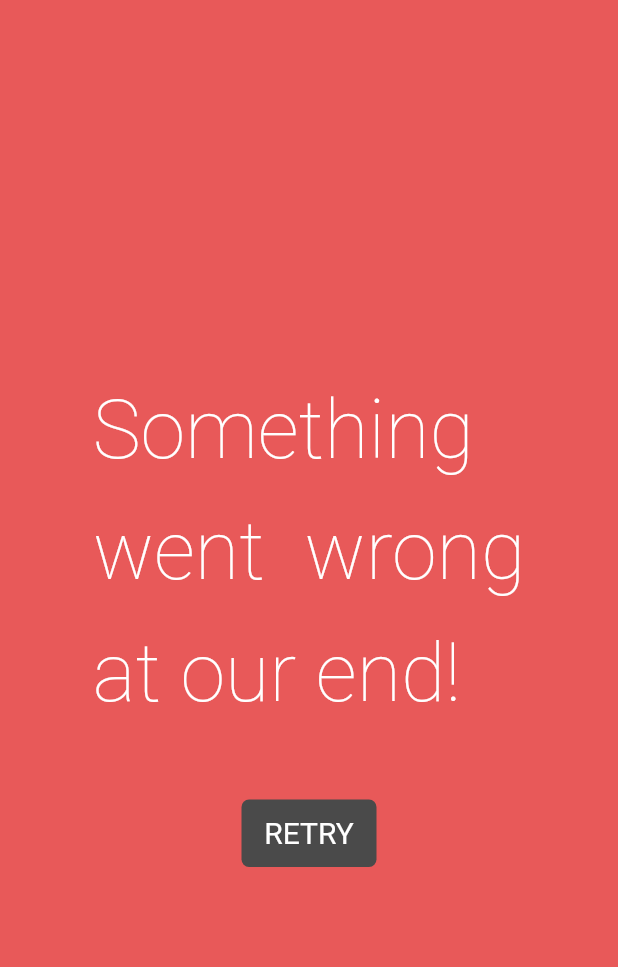
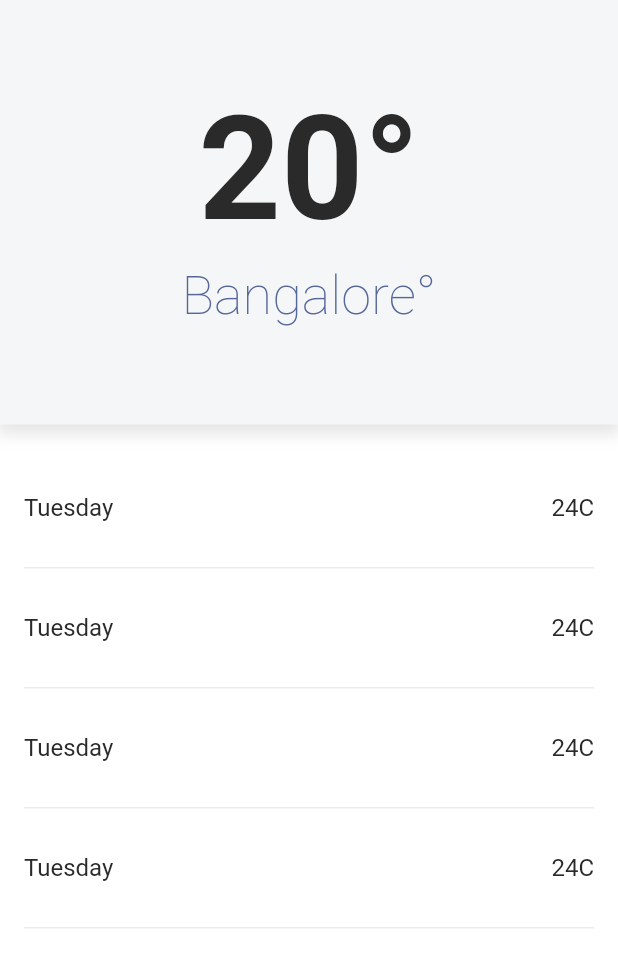
Before and after one commit to Bim1604/weather, a Flutter app: the screen it shows after launch, on a phone screen of 412 x 824 dp. Shown: the top 967 px of the screen. Run offline on Flutter 3.47's test engine with Material 3 defaults, Android fonts, the phone set to English and light mode, and no system bars; our stand-ins replace dio, get, shared_preferences; statements that could not run were skipped.

Commit message:
build UI home screen, loading screen

```diff
--- a/lib/datas/app_color.dart
+++ b/lib/datas/app_color.dart
@@ -7,5 +7,6 @@ class AppColor {
   static Color screenErrBGColor = const Color(0xFFE85959);
   static Color textPrimaryColor = const Color(0xFF2A2A2A);
   static Color textSecondaryColor = const Color(0xFF556799);
+  static Color borderColor = const Color(0xFFECECEC);
 
 }
--- /dev/null
+++ b/lib/datas/app_icon.dart
@@ -0,0 +1,3 @@
+class AppIcon {
+  static String get loading => "ic_loading.png";
+}
--- a/lib/screens/home/controllers/home_controller.dart
+++ b/lib/screens/home/controllers/home_controller.dart
@@ -1,9 +1,11 @@
+import 'dart:developer';
+
 import 'package:get/get.dart';
+import 'package:untitled1/utils/log_utils.dart';
 
 class HomeController extends GetxController {
 
-  RxBool isLoading = false.obs;
-
+  RxBool isLoading = true.obs;
 
   @override
   void onInit() {
@@ -12,13 +14,18 @@ class HomeController extends GetxController {
   }
 
   void init () async {
-    await Future.wait([
-      initCurrentLocation()
-    ]);
+    try {
+      await Future.wait([
+        initCurrentLocation()
+      ]);
+      isLoading.value = false;
+    } catch (e) {
+      LogUtils.writeLog(content: e.toString(), func: "HomeController");
+    }
   }
 
   Future<void> initCurrentLocation() async {
-
+    await Future.delayed(const Duration(seconds: 7));
   }
 
 }
--- /dev/null
+++ b/lib/screens/home/home_elements/home_body_element.dart
@@ -0,0 +1,40 @@
+import 'package:flutter/material.dart';
+import 'package:untitled1/datas/app_color.dart';
+
+class HomeBodyElement extends StatelessWidget {
+  const HomeBodyElement({super.key});
+
+  @override
+  Widget build(BuildContext context) {
+    return Container(
+      padding: const EdgeInsets.fromLTRB(16, 16, 16, 0),
+      child: ListView.builder(
+          itemCount: 4,
+          padding: EdgeInsets.zero,
+          physics: const AlwaysScrollableScrollPhysics(),
+          itemBuilder: (context, index) {
+            return buildItemWidget(context);
+          }
+      ),
+    );
+  }
+}
+
+Widget buildItemWidget(BuildContext context) {
+  Widget result = Container(
+    height: 80,
+    decoration: BoxDecoration(
+      border: Border(
+        bottom: BorderSide(width: 1, color: AppColor.borderColor)
+      )
+    ),
+    child: Row(
+      mainAxisAlignment: MainAxisAlignment.spaceBetween,
+      children: [
+        Text('Tuesday', style: Theme.of(context).textTheme.titleSmall,),
+        Text('24' + "C", style: Theme.of(context).textTheme.titleSmall,),
+      ],
+    ),
+  );
+  return result;
+}
--- /dev/null
+++ b/lib/screens/home/home_elements/home_header_element.dart
@@ -0,0 +1,34 @@
+import 'package:flutter/material.dart';
+import 'package:untitled1/datas/app_color.dart';
+
+class HomeHeaderElement extends StatelessWidget {
+  const HomeHeaderElement({super.key});
+
+  @override
+  Widget build(BuildContext context) {
+    return Container(
+      padding: const EdgeInsets.only(top: 56, bottom: 62),
+      alignment: Alignment.center,
+      decoration: BoxDecoration(
+        color: AppColor.backgroundColor,
+        boxShadow: [
+          BoxShadow(
+            color: Colors.black.withOpacity(0.1),
+            blurRadius: 8,
+            spreadRadius: 2,
+            offset: const Offset(0, 4),
+          ),
+        ]
+      ),
+      child: Column(
+        mainAxisSize: MainAxisSize.min,
+        crossAxisAlignment: CrossAxisAlignment.center,
+        mainAxisAlignment: MainAxisAlignment.center,
+        children: [
+          Text('20°', style: Theme.of(context).textTheme.displayLarge, textAlign: TextAlign.center,),
+          Text('Bangalore°', style: Theme.of(context).textTheme.displayMedium, textAlign: TextAlign.center,),
+        ],
+      ),
+    );
+  }
+}
--- a/lib/screens/home/views/home_view.dart
+++ b/lib/screens/home/views/home_view.dart
@@ -1,16 +1,32 @@
 import 'package:flutter/material.dart';
 import 'package:get/get.dart';
 import 'package:untitled1/screens/elements/error_view_element.dart';
+import 'package:untitled1/screens/elements/loading_view_element.dart';
 import 'package:untitled1/screens/home/controllers/home_controller.dart';
+import 'package:untitled1/screens/home/home_elements/home_body_element.dart';
+import 'package:untitled1/screens/home/home_elements/home_header_element.dart';
 
 class HomeView extends GetWidget<HomeController> {
   const HomeView({super.key});
 
+  Widget getWidgetByStatus() {
+    if (controller.isLoading.value) {
+      return const LoadingViewElement();
+    }
+    return const Column(
+      children: [
+        HomeHeaderElement(),
+        Expanded(child: HomeBodyElement())
+      ],
+    );
+  }
+
   @override
   Widget build(BuildContext context) {
-    Size size = MediaQuery.sizeOf(context);
-    return Scaffold(
-      body: ErrorViews(),
+    return SafeArea(
+      child: Scaffold(
+        body: Obx(() => getWidgetByStatus()),
+      ),
     );
   }
 
--- /dev/null
+++ b/lib/utils/image_utils.dart
@@ -0,0 +1,5 @@
+class ImageUtils {
+  static String getIconString(String name) {
+    return "assets/icons/$name";
+  }
+}
--- /dev/null
+++ b/lib/utils/log_utils.dart
@@ -0,0 +1,7 @@
+import 'dart:developer';
+
+class LogUtils {
+  static void writeLog({required String content, required String func}) {
+    log("ERR at $func}: $content", time: DateTime.now());
+  }
+}
```
Also changed, not shown: lib/screens/elements/loading_view_element.dart (added, +56 -0 lines), pubspec.yaml (+5 -3 lines), assets/icons/ic_loading.png (added).
